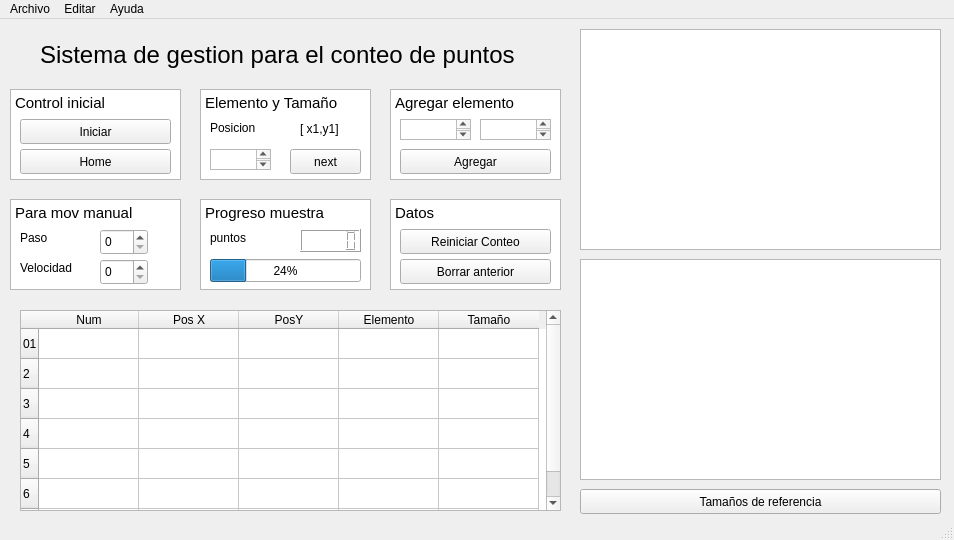
joaramirezra/Microscopio, file GUI/Interfaz.ui: the form before one commit.
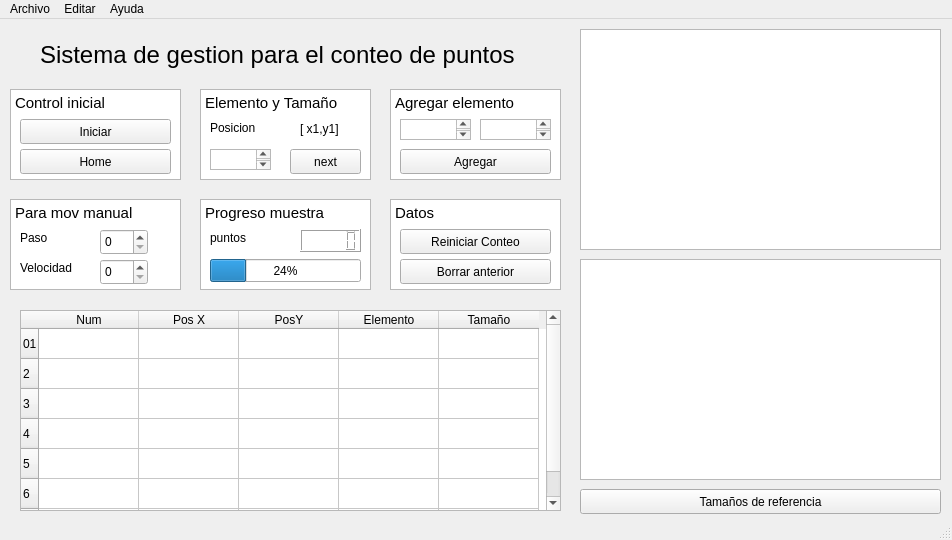
The form after the commit.

Patch:
```diff
--- a/GUI/Interfaz.ui
+++ b/GUI/Interfaz.ui
@@ -6,7 +6,7 @@
    <rect>
     <x>0</x>
     <y>0</y>
-    <width>954</width>
+    <width>952</width>
     <height>540</height>
    </rect>
   </property>
@@ -490,7 +490,7 @@
     <rect>
      <x>0</x>
      <y>0</y>
-     <width>954</width>
+     <width>952</width>
      <height>22</height>
     </rect>
    </property>
```
Left out of the diff: 100 changed lines with no effect on the pictures.
